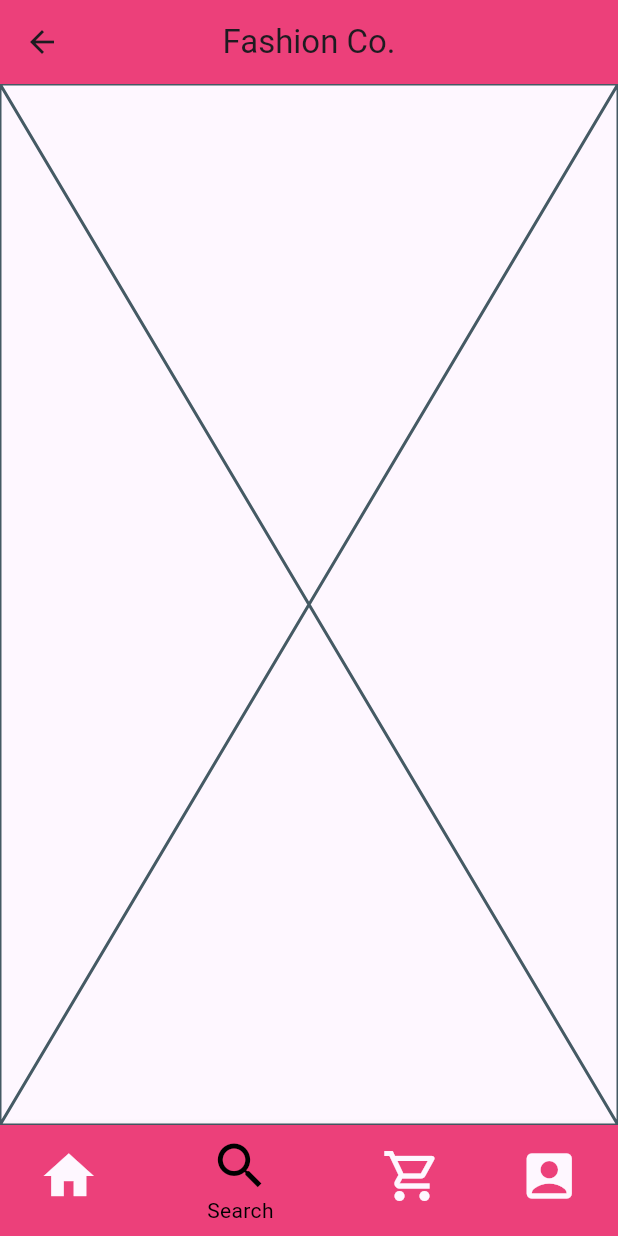
After one commit to melissaweller/FashionCo, a Flutter app: the MainPage screen opened directly, item 2 of the bottom bar chosen, on a phone screen of 412 x 824 dp. The commit adds this screen. Run offline on Flutter 3.47's test engine with Material 3 defaults, Android fonts, the phone set to English and light mode, and no system bars; our stand-ins replace cloud_firestore, firebase_auth, firebase_core; accounts and stored records are empty; network calls fail.

Commit message:
Added users to firebase, started pages of the bottom nav bar

```diff
--- a/lib/HomePage.dart
+++ b/lib/HomePage.dart
@@ -1,8 +1,6 @@
 import 'package:flutter/material.dart';
-import 'LoginPage.dart';
-import 'SignUpPage.dart';
-import 'package:firebase_core/firebase_core.dart';
-import 'package:cloud_firestore/cloud_firestore.dart';
+import 'login/LoginPage.dart';
+import 'login/SignUpPage.dart';
 
 class HomePage extends StatelessWidget {
   const HomePage({super.key});
--- /dev/null
+++ b/lib/MainPage.dart
@@ -0,0 +1,59 @@
+import 'dart:async';
+import 'package:flutter/material.dart';
+import 'AccountPage.dart';
+import 'CartPage.dart';
+import 'ProductPage.dart';
+import 'SearchPage.dart';
+
+class MainPage extends StatefulWidget {
+  const MainPage({super.key});
+
+  @override
+  State<MainPage> createState() => _MainPageState();
+}
+
+class _MainPageState extends State<MainPage> {
+
+  int _selectedIndex = 0;
+
+  List<Widget> _widgetOptions = [
+    ProductPage(),
+    SearchPage(),
+    CartPage(),
+    AccountPage()
+  ];
+
+  @override
+  Widget build(BuildContext context) {
+    return Scaffold(
+      appBar: AppBar(
+        title: Text('Fashion Co.'),
+        backgroundColor: Colors.pink[400],
+        centerTitle: true,
+      ),
+      body: Center(
+        child: _widgetOptions.elementAt(_selectedIndex),
+      ),
+      bottomNavigationBar: BottomNavigationBar(
+        items: <BottomNavigationBarItem>[
+          BottomNavigationBarItem(icon: Icon(Icons.home), label: 'Home Page', backgroundColor: Colors.pink[400]),
+          BottomNavigationBarItem(icon: Icon(Icons.search), label: 'Search', backgroundColor:  Colors.pink[400]),
+          BottomNavigationBarItem(icon: Icon(Icons.shopping_cart_outlined), label: 'Settings', backgroundColor:  Colors.pink[400]),
+          BottomNavigationBarItem(icon: Icon(Icons.account_box), label: 'Account', backgroundColor:  Colors.pink[400]),
+        ],
+        type: BottomNavigationBarType.shifting,
+        currentIndex: _selectedIndex,
+        selectedItemColor: Colors.black,
+        iconSize: 40,
+        onTap: _onItemTapped,
+        elevation: 5,
+      ),
+    );
+  }
+
+  void _onItemTapped(int index) {
+    setState(() {
+      _selectedIndex = index;
+    });
+  }
+}
--- /dev/null
+++ b/lib/SearchPage.dart
@@ -0,0 +1,21 @@
+import 'dart:async';
+import 'package:flutter/material.dart';
+import 'HomePage.dart';
+import 'package:firebase_core/firebase_core.dart';
+import 'package:cloud_firestore/cloud_firestore.dart';
+
+class SearchPage extends StatefulWidget {
+  final String? username;
+
+  const SearchPage({this.username});
+
+  @override
+  State<SearchPage> createState() => _SearchPageState();
+}
+
+class _SearchPageState extends State<SearchPage> {
+  @override
+  Widget build(BuildContext context) {
+    return const Placeholder();
+  }
+}
--- a/lib/main.dart
+++ b/lib/main.dart
@@ -2,7 +2,6 @@ import 'dart:async';
 import 'package:flutter/material.dart';
 import 'HomePage.dart';
 import 'package:firebase_core/firebase_core.dart';
-import 'package:cloud_firestore/cloud_firestore.dart';
 
 Future<void> main() async {
   WidgetsFlutterBinding.ensureInitialized();
--- a/lib/FirebaseAuthService.dart
+++ b/lib/models/FirebaseAuthService.dart
@@ -4,6 +4,7 @@ class FirebaseAuthService {
 
   FirebaseAuth _auth = FirebaseAuth.instance;
 
+  // Register User with Firebase Authentication
   Future<User?> register(String email, String password) async{
     try{
       UserCredential credential = await _auth.createUserWithEmailAndPassword(email: email, password: password);
@@ -14,6 +15,7 @@ class FirebaseAuthService {
     return null;
   }
 
+  // Login using Firebase Authentication
   Future<User?> login(String email, String password) async{
     try{
       UserCredential credential = await _auth.signInWithEmailAndPassword(email: email, password: password);
@@ -32,4 +34,5 @@ class FirebaseAuthService {
       print("An error occured : ${e}");
     }
   }
+
 }
```
Also changed, not shown: lib/AccountPage.dart (added, +20 -0 lines), lib/CartPage.dart (added, +21 -0 lines), lib/LoginPage.dart (deleted, +0 -109 lines), lib/ProductPage.dart (added, +29 -0 lines), lib/login/LoginPage.dart (renamed from lib/SignUpPage.dart, +45 -34 lines), lib/login/SignUpPage.dart (added, +158 -0 lines), lib/models/Navigation.dart (added, +59 -0 lines), lib/models/UserModel.dart (added, +25 -0 lines).
